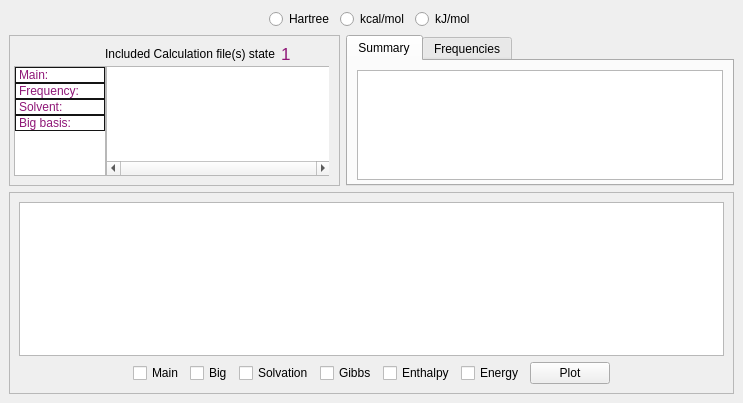
The window that src/main/python/UIs/AnalyseWindow.ui (isaksengeir/REACT) describes before a commit, drawn with Qt 5.
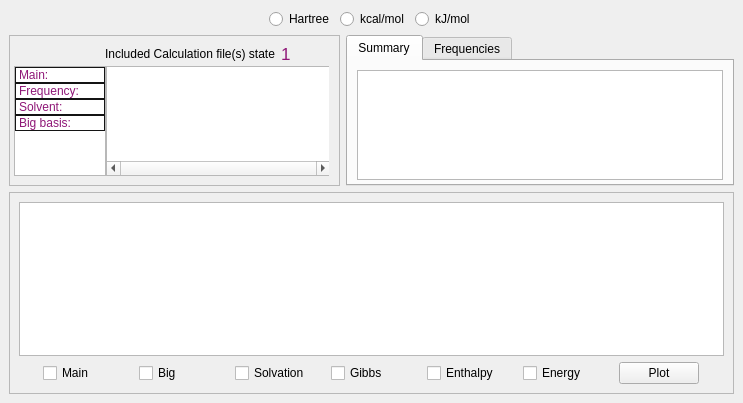
The same window after the commit. Icons and pictures are not drawn.

```diff
--- a/src/main/python/UIs/AnalyseWindow.ui
+++ b/src/main/python/UIs/AnalyseWindow.ui
@@ -546,6 +546,12 @@
            </item>
            <item row="0" column="1">
             <widget class="QCheckBox" name="checkBox_main">
+             <property name="minimumSize">
+              <size>
+               <width>90</width>
+               <height>0</height>
+              </size>
+             </property>
              <property name="text">
               <string>Main</string>
              </property>
@@ -556,6 +562,15 @@
            </item>
            <item row="0" column="2">
             <widget class="QCheckBox" name="checkBox_big">
+             <property name="minimumSize">
+              <size>
+               <width>90</width>
+               <height>0</height>
+              </size>
+             </property>
+             <property name="layoutDirection">
+              <enum>Qt::LeftToRight</enum>
+             </property>
              <property name="text">
               <string>Big</string>
              </property>
@@ -566,6 +581,12 @@
            </item>
            <item row="0" column="3">
             <widget class="QCheckBox" name="checkBox_solvation">
+             <property name="minimumSize">
+              <size>
+               <width>90</width>
+               <height>0</height>
+              </size>
+             </property>
              <property name="text">
               <string>Solvation</string>
              </property>
@@ -576,6 +597,12 @@
            </item>
            <item row="0" column="4">
             <widget class="QCheckBox" name="checkBox_gibbs">
+             <property name="minimumSize">
+              <size>
+               <width>90</width>
+               <height>0</height>
+              </size>
+             </property>
              <property name="text">
               <string>Gibbs</string>
              </property>
@@ -586,6 +613,12 @@
            </item>
            <item row="0" column="5">
             <widget class="QCheckBox" name="checkBox_enthalpy">
+             <property name="minimumSize">
+              <size>
+               <width>90</width>
+               <height>0</height>
+              </size>
+             </property>
              <property name="text">
               <string>Enthalpy</string>
              </property>
@@ -596,6 +629,12 @@
            </item>
            <item row="0" column="6">
             <widget class="QCheckBox" name="checkBox_energy">
+             <property name="minimumSize">
+              <size>
+               <width>90</width>
+               <height>0</height>
+              </size>
+             </property>
              <property name="text">
               <string>Energy</string>
              </property>
```
